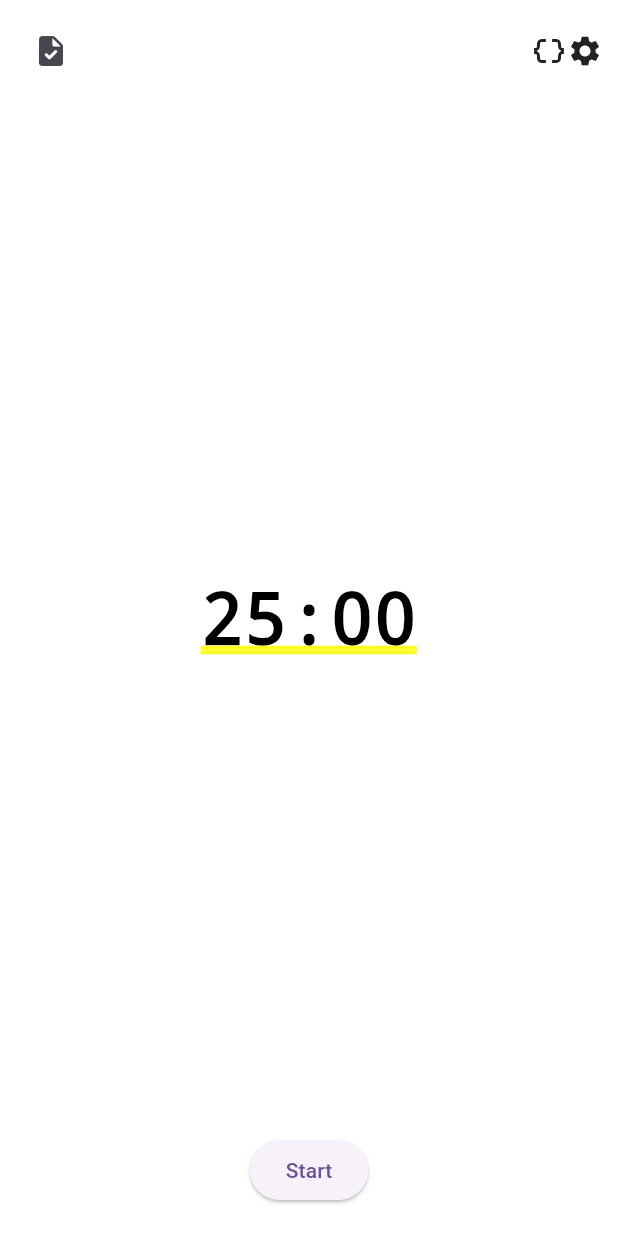
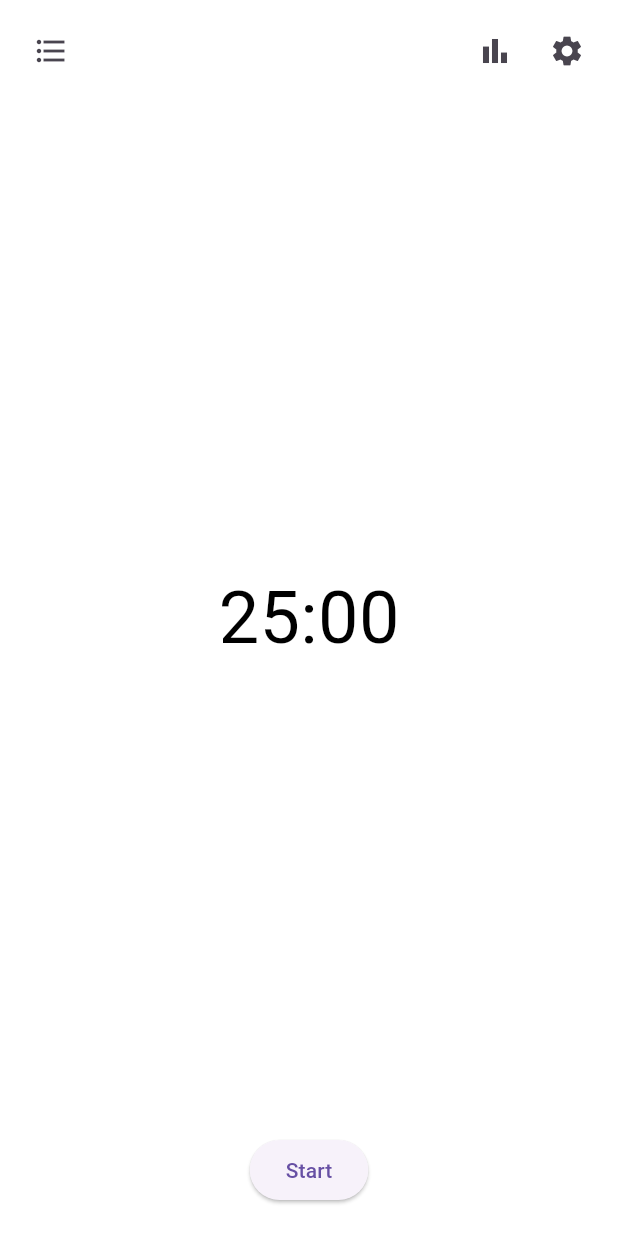
Before and after one commit to Kmookay/KFocusApp, a Flutter app: the screen it shows after launch, on a phone screen of 412 x 824 dp. Run offline on Flutter 3.47's test engine with Material 3 defaults, Android fonts, the phone set to English and light mode, and no system bars; our stand-ins replace go_router, logger.

Commit message:
update:更新页面路由

```diff
--- a/lib/app/app.dart
+++ b/lib/app/app.dart
@@ -1,6 +1,7 @@
 import 'package:flutter/material.dart';
 import 'package:go_router/go_router.dart';
 import 'package:k_focus/app/routes.dart';
+import 'package:k_focus/app/ui/pages/home/home_page.dart';
 
 class KFocusApp extends StatelessWidget {
   const KFocusApp({super.key});
@@ -8,7 +9,9 @@ class KFocusApp extends StatelessWidget {
   @override
   Widget build(BuildContext context) {
     return MaterialApp.router(
-      routerConfig: GoRouter(routes: Routes.routes),
+      theme: ThemeData(useMaterial3: true),
+      routerConfig:
+          GoRouter(initialLocation: HomePage.routeName, routes: Routes.routes),
     );
   }
 }
--- a/lib/app/routes.dart
+++ b/lib/app/routes.dart
@@ -1,14 +1,24 @@
 import 'package:go_router/go_router.dart';
+import 'package:k_focus/app/ui/pages/chart/chart_page.dart';
 import 'package:k_focus/app/ui/pages/home/home_page.dart';
 import 'package:k_focus/app/ui/pages/setting/setting_page.dart';
+import 'package:k_focus/app/ui/pages/task/task_list_page.dart';
 
 class Routes {
   static final routes = [
     GoRoute(
         path: HomePage.routeName,
-        builder: (context, state) => const HomePage()),
-    GoRoute(
-        path: SettingPage.routeName,
-        builder: (context, state) => const SettingPage())
+        builder: (context, state) => const HomePage(),
+        routes: [
+          GoRoute(
+              path: SettingPage.routeName,
+              builder: (context, state) => const SettingPage()),
+          GoRoute(
+              path: TaskListPage.routeName,
+              builder: (context, state) => const TaskListPage()),
+          GoRoute(
+              path: ChartPage.routeName,
+              builder: (context, state) => const ChartPage()),
+        ]),
   ];
 }
--- a/lib/app/ui/pages/home/home_page.dart
+++ b/lib/app/ui/pages/home/home_page.dart
@@ -2,7 +2,9 @@ import 'dart:async';
 
 import 'package:flutter/material.dart';
 import 'package:go_router/go_router.dart';
+import 'package:k_focus/app/ui/pages/chart/chart_page.dart';
 import 'package:k_focus/app/ui/pages/setting/setting_page.dart';
+import 'package:k_focus/app/ui/pages/task/task_list_page.dart';
 import 'package:k_focus/utils/int_extension.dart';
 
 class HomePage extends StatefulWidget {
@@ -26,7 +28,8 @@ class _HomePageState extends State<HomePage> {
 
   @override
   Widget build(BuildContext context) {
-    return SafeArea(
+    return Material(
+        child: SafeArea(
         child: Container(
             color: Colors.white,
             child: Column(
@@ -37,12 +40,19 @@ class _HomePageState extends State<HomePage> {
                     mainAxisAlignment: MainAxisAlignment.spaceBetween,
                     children: [
                       IconButton(
-                          onPressed: () => context.go(SettingPage.routeName),
-                          icon: const Icon(Icons.task_rounded)),
-                      const Row(
+                              onPressed: () =>
+                                  context.go("/${TaskListPage.routeName}"),
+                              icon: const Icon(Icons.format_list_bulleted)),
+                          Row(
                         children: [
-                          Icon(Icons.data_object),
-                          Icon(Icons.settings)
+                              IconButton(
+                                  onPressed: () =>
+                                      context.go("/${ChartPage.routeName}"),
+                                  icon: const Icon(Icons.bar_chart)),
+                              IconButton(
+                                  onPressed: () =>
+                                      context.go("/${SettingPage.routeName}"),
+                                  icon: const Icon(Icons.settings))
                         ],
                       )
                     ],
@@ -60,7 +70,7 @@ class _HomePageState extends State<HomePage> {
                   height: 20,
                 )
               ],
-            )));
+                ))));
   }
 
   Widget _operationByState() {
--- a/pubspec.yaml
+++ b/pubspec.yaml
@@ -39,6 +39,7 @@ dependencies:
   cupertino_icons: ^1.0.2
   meta: ^1.11.0
   go_router: ^12.1.1
+  logger: ^2.0.2+1
 
 dev_dependencies:
   flutter_test:
```
Also changed, not shown: lib/app/ui/pages/chart/chart_page.dart (added, +38 -0 lines), lib/app/ui/pages/setting/setting_page.dart (+16 -8 lines), lib/app/ui/pages/task/task_list_page.dart (added, +46 -0 lines), lib/utils/logger.dart (added, +16 -0 lines), pubspec.lock.
